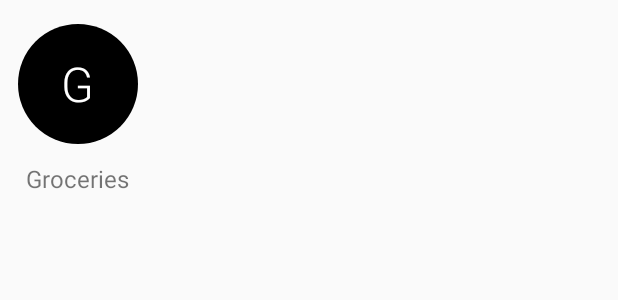
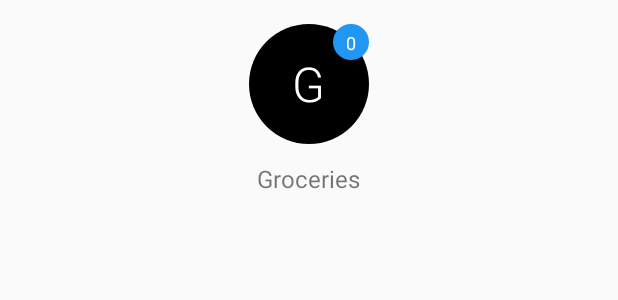
Before and after one commit to Expirat/ExpiratAndroid, an Android app: the layout view_item_group.xml on its own in the app's theme, with its tools: preview values and no code run, on a phone screen of 412 x 824 dp. Shown: the top 300 px of the screen. Run offline under Robolectric (Android 15) with nearby library versions, the phone set to English and light mode, and no system bars.

Commit message:
Count item per types

```diff
--- a/app/build.gradle
+++ b/app/build.gradle
@@ -22,7 +22,7 @@ repositories {
 apply plugin: 'com.neenbedankt.android-apt'
 apply plugin: 'me.tatarka.retrolambda'
 
-def version = [major: 2, minor: 0, patch: 0, build: 0]
+def version = [major: 2, minor: 0, patch: 1, build: 0]
 def verCode = version.major * 21500 + version.minor * 1000 + version.patch * 100 + version.build
 def verName = "${version.major}.${version.minor}.${version.patch}"
 def gitSha = 'git rev-parse --short HEAD'.execute([], project.rootDir).text.trim()
--- a/app/src/main/java/com/expirate/expirat/scheduler/ExpiredCheckJob.java
+++ b/app/src/main/java/com/expirate/expirat/scheduler/ExpiredCheckJob.java
@@ -74,7 +74,7 @@ public class ExpiredCheckJob extends Job {
                         .observeOn(AndroidSchedulers.mainThread())
                         .subscribe(groceriesItems -> {
 
-                            if (groceriesItems.size() < 0) {
+                            if (groceriesItems.size() <= 0) {
                                 return;
                             }
 
--- a/app/src/main/java/com/expirate/expirat/services/response/TypesItem.java
+++ b/app/src/main/java/com/expirate/expirat/services/response/TypesItem.java
@@ -12,7 +12,9 @@ public abstract class TypesItem {
 
     public abstract String typesName();
 
-    public static TypesItem create(long id, String typesName) {
-        return new AutoValue_TypesItem(id, typesName);
+    public abstract int itemCount();
+
+    public static TypesItem create(long id, String typesName, int itemCount) {
+        return new AutoValue_TypesItem(id, typesName, itemCount);
     }
 }
--- a/app/src/main/java/com/expirate/expirat/ui/home/DashboardAdapter.java
+++ b/app/src/main/java/com/expirate/expirat/ui/home/DashboardAdapter.java
@@ -185,6 +185,7 @@ public class DashboardAdapter extends RecyclerView.Adapter<RecyclerView.ViewHold
                 @Bind(R.id.icon) ImageView iconView;
                 @Bind(R.id.initial_label) TextView initialView;
                 @Bind(R.id.label) TextView labelView;
+                @Bind(R.id.count_item_info) TextView countItemView;
 
                 public GridItemViewHolder(ViewGroup parent) {
                     super(R.layout.view_item_group, parent);
@@ -199,6 +200,8 @@ public class DashboardAdapter extends RecyclerView.Adapter<RecyclerView.ViewHold
                     initialView.setText(StringUtils.getFirstCharacterEachWord(item.typesName()));
 
                     iconView.setImageDrawable(new ColorDrawable(color));
+
+                    countItemView.setText(String.valueOf(item.itemCount()));
                 }
             }
         }
--- /dev/null
+++ b/app/src/main/res/drawable/circle_bg.xml
@@ -0,0 +1,5 @@
+<?xml version="1.0" encoding="utf-8"?>
+<shape xmlns:android="http://schemas.android.com/apk/res/android">
+    <solid android:color="@color/colorAccent" />
+    <corners android:radius="12dp"/>
+</shape>
--- a/app/src/main/res/layout/view_dashboard_groups.xml
+++ b/app/src/main/res/layout/view_dashboard_groups.xml
@@ -13,7 +13,7 @@
 
     <android.support.v7.widget.RecyclerView
             android:id="@+id/recyclerview"
-            android:layout_width="wrap_content"
+            android:layout_width="match_parent"
             android:layout_height="wrap_content"/>
 
 </android.support.v7.widget.CardView>
--- a/app/src/main/res/layout/view_item_group.xml
+++ b/app/src/main/res/layout/view_item_group.xml
@@ -3,7 +3,7 @@
         xmlns:android="http://schemas.android.com/apk/res/android"
         xmlns:tools="http://schemas.android.com/tools"
         android:orientation="vertical"
-        android:layout_width="wrap_content"
+        android:layout_width="match_parent"
         android:layout_height="wrap_content"
         android:paddingTop="16dp"
         android:paddingBottom="16dp"
@@ -11,7 +11,7 @@
         android:paddingRight="12dp">
 
     <RelativeLayout
-            android:layout_width="wrap_content"
+            android:layout_width="match_parent"
             android:layout_height="wrap_content"
             android:layout_marginBottom="12dp">
 
@@ -20,6 +20,7 @@
                 android:layout_width="80dp"
                 android:layout_height="80dp"
                 tools:src="@android:color/black"
+                android:layout_centerInParent="true"
                 android:contentDescription="@string/content_desc_icon"/>
 
         <TextView
@@ -32,6 +33,19 @@
                 android:textColor="@android:color/white"
                 android:textSize="32sp"
                 android:fontFamily="sans-serif-light"/>
+
+        <TextView
+                android:id="@+id/count_item_info"
+                android:layout_alignRight="@id/icon"
+                android:layout_alignEnd="@id/icon"
+                android:layout_width="24dp"
+                android:layout_height="24dp"
+                android:textColor="@android:color/white"
+                android:padding="4dp"
+                android:gravity="center"
+                android:textSize="12sp"
+                android:background="@drawable/circle_bg"
+                tools:text="0"/>
     </RelativeLayout>
 
     <TextView
```
Also changed, not shown: app/src/main/java/com/expirate/expirat/repository/groceries/local/LocalGroceriesDataSource.java (+9 -8 lines), app/src/main/java/com/expirate/expirat/ui/home/DashboardActivity.java (+8 -0 lines), app/src/main/res/layout/activity_dashboard.xml (+10 -1 lines).
